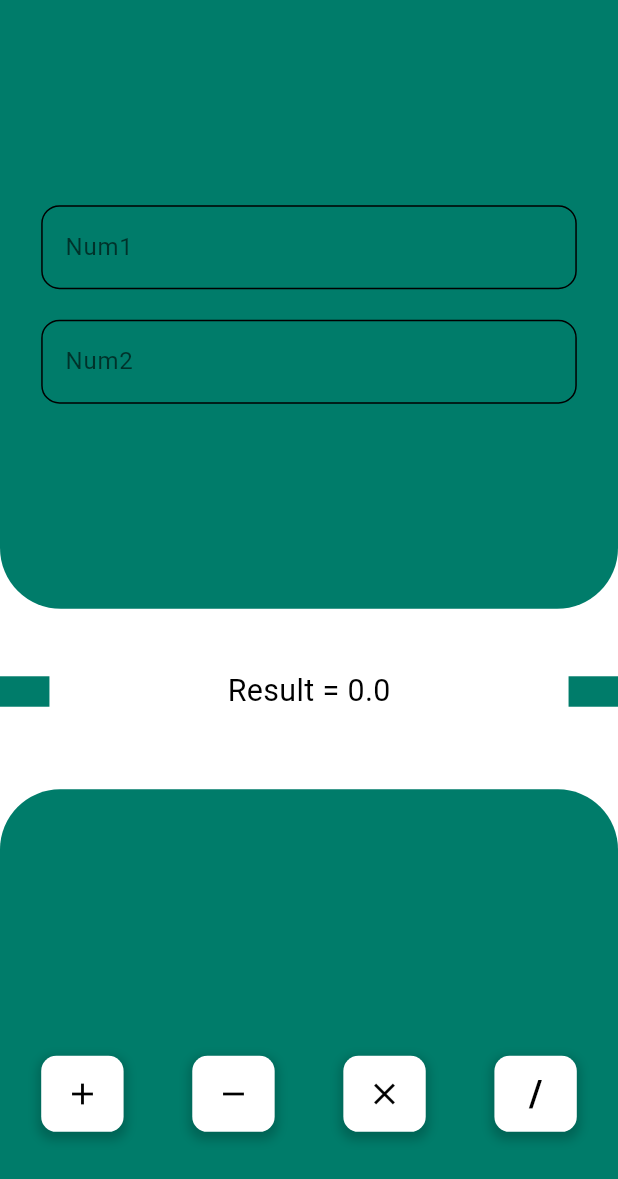
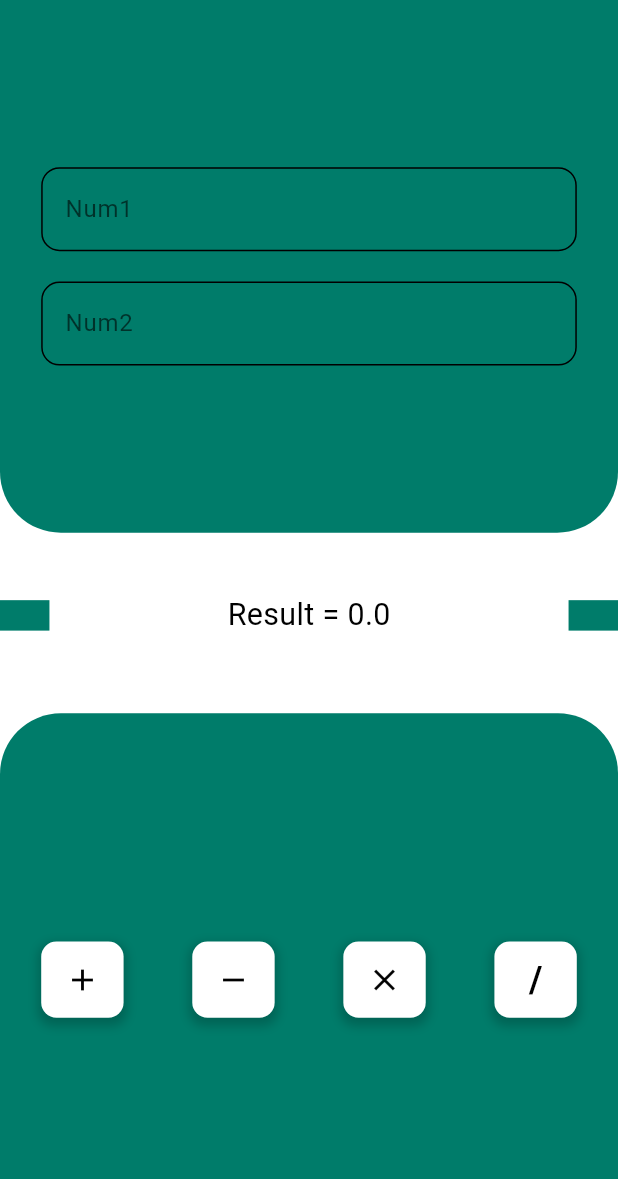
Before and after one commit to Shehta2000/creativa, a Flutter app: the screen it shows after launch, on a phone screen of 412 x 824 dp. Shown: the top 1179 px of the screen. Run offline on Flutter 3.47's test engine with Material 3 defaults, Android fonts, the light colour scheme and no system bars; our stand-ins replace flutter_screenutil.

Commit message:
finish Refactor Code Of Screen

```diff
--- a/lib/calculate_screen.dart
+++ b/lib/calculate_screen.dart
@@ -1,11 +1,11 @@
 import 'package:flutter/material.dart';
 import 'package:flutter_screenutil/flutter_screenutil.dart';
 import 'package:task2_creativa/widgets/input_section.dart';
+import 'widgets/build_section.dart';
 import 'widgets/custom_operation_button.dart';
 
 class CalculateScreen extends StatefulWidget {
   const CalculateScreen({super.key});
-
   @override
   State<CalculateScreen> createState() => _CalculateScreenState();
 }
@@ -36,47 +36,32 @@ class _CalculateScreenState extends State<CalculateScreen> {
       }
     });
   }
-
   @override
   Widget build(BuildContext context) {
-    return Scaffold(
+    return SafeArea(
+      child: Scaffold(
         backgroundColor: Colors.white,
         body: SingleChildScrollView(
           child: Column(
             children: [
               InputSection(num1Controller: num1Controller, num2Controller: num2Controller),
               SizedBox(height: 40.h),
-            _buildResultSection(),
+              ResultSection(result: result),
               SizedBox(height: 50.h),
               _buildOperationButtons(),
             ],
           ),
         ),
+      ),
     );
   }
-
-  Widget _buildResultSection() {
-    return Row(
-      mainAxisAlignment: MainAxisAlignment.spaceBetween,
-      children: [
-        _buildColoredBox(),
-        Text('Result = $result', style: TextStyle(fontSize: 20.sp, color: Colors.black)),
-        _buildColoredBox(),
-      ],
-    );
-  }
-
-  Widget _buildColoredBox() {
-    return Container(height: 20.h, width: 30.w, decoration: const BoxDecoration(color: Color(0xff007C6A)));
-  }
-
   Widget _buildOperationButtons() {
     return Container(
-      height: 400.h,
+      height: 350.h,
       width: double.infinity,
-      decoration: const BoxDecoration(
-        color: Color(0xff007C6A),
-        borderRadius: BorderRadius.only(topLeft: Radius.circular(40), topRight: Radius.circular(40)),
+      decoration: BoxDecoration(
+        color:const  Color(0xff007C6A),
+        borderRadius: BorderRadius.only(topLeft: Radius.circular(40.r), topRight:const  Radius.circular(40)),
       ),
       child: Padding(
         padding: EdgeInsets.symmetric(vertical: 100.h, horizontal: 25.w),
@@ -90,6 +75,7 @@ class _CalculateScreenState extends State<CalculateScreen> {
           ],
         ),
       ),
+
     );
   }
 }
--- a/lib/main.dart
+++ b/lib/main.dart
@@ -1,15 +1,10 @@
-import 'package:device_preview_plus/device_preview_plus.dart';
 import 'package:flutter/material.dart';
 import 'package:flutter_screenutil/flutter_screenutil.dart';
 import 'calculate_screen.dart';
 
 void main() {
   runApp(
-    DevicePreview(
-  defaultDevice: Devices.ios.iPhone13ProMax,
-  enabled: true,
-      builder: (context) => const Task2Creativa(),
-    ),
+    const Task2Creativa(),
   );
 }
 
@@ -24,13 +19,13 @@ class Task2Creativa extends StatelessWidget {
       builder: (context, child) {
         return MaterialApp(
           title: 'task2_creativa',
-          locale: DevicePreview.locale(context),
-          builder: DevicePreview.appBuilder,
+          // locale: DevicePreview.locale(context),
+          // builder: DevicePreview.appBuilder,
           debugShowCheckedModeBanner: false,
            darkTheme: ThemeData.dark(),
           themeMode: ThemeMode.dark,
           theme: ThemeData.light(),
-          home:  CalculateScreen(),
+          home: const  CalculateScreen(),
         );
       },
     );
--- /dev/null
+++ b/lib/widgets/build_section.dart
@@ -0,0 +1,27 @@
+import 'package:flutter/material.dart';
+import 'package:flutter_screenutil/flutter_screenutil.dart';
+
+import 'custom_container.dart';
+
+class ResultSection extends StatelessWidget {
+  const ResultSection({
+    super.key,
+    required this.result,
+  });
+
+  final double result;
+
+  @override
+  Widget build(BuildContext context) {
+    return Row(
+      mainAxisAlignment: MainAxisAlignment.spaceBetween,
+      children: [
+       const  CustomContainer(),
+        Text(
+          textAlign: TextAlign.center,
+          'Result = $result', style: TextStyle(fontSize: 20.sp, color: Colors.black)),
+       const  CustomContainer(),
+      ],
+    );
+  }
+}
--- /dev/null
+++ b/lib/widgets/custom_container.dart
@@ -0,0 +1,14 @@
+
+import 'package:flutter/material.dart';
+import 'package:flutter_screenutil/flutter_screenutil.dart';
+
+class CustomContainer extends StatelessWidget {
+  const CustomContainer({
+    super.key,
+  });
+
+  @override
+  Widget build(BuildContext context) {
+    return Container(height: 20.h, width: 30.w, decoration: const BoxDecoration(color: Color(0xff007C6A)));
+  }
+}
--- a/lib/widgets/custom_operation_button.dart
+++ b/lib/widgets/custom_operation_button.dart
@@ -3,7 +3,7 @@ import 'package:flutter_screenutil/flutter_screenutil.dart';
 
 class CustomOperationButton extends StatelessWidget {
   final dynamic icon;
-   // يمكن أن يكون IconData أو String
+   //* Accept any type of data.
   final VoidCallback onPressed;
 
   const CustomOperationButton({
--- a/lib/widgets/input_section.dart
+++ b/lib/widgets/input_section.dart
@@ -15,7 +15,7 @@ class InputSection extends StatelessWidget {
   @override
   Widget build(BuildContext context) {
     return Container(
-      height: 400.h,
+      height: 350.h,
       width: double.infinity,
       decoration: BoxDecoration(
         color: const Color(0xff007C6A),
```
Lines whose indentation alone changed are shown as unchanged.
